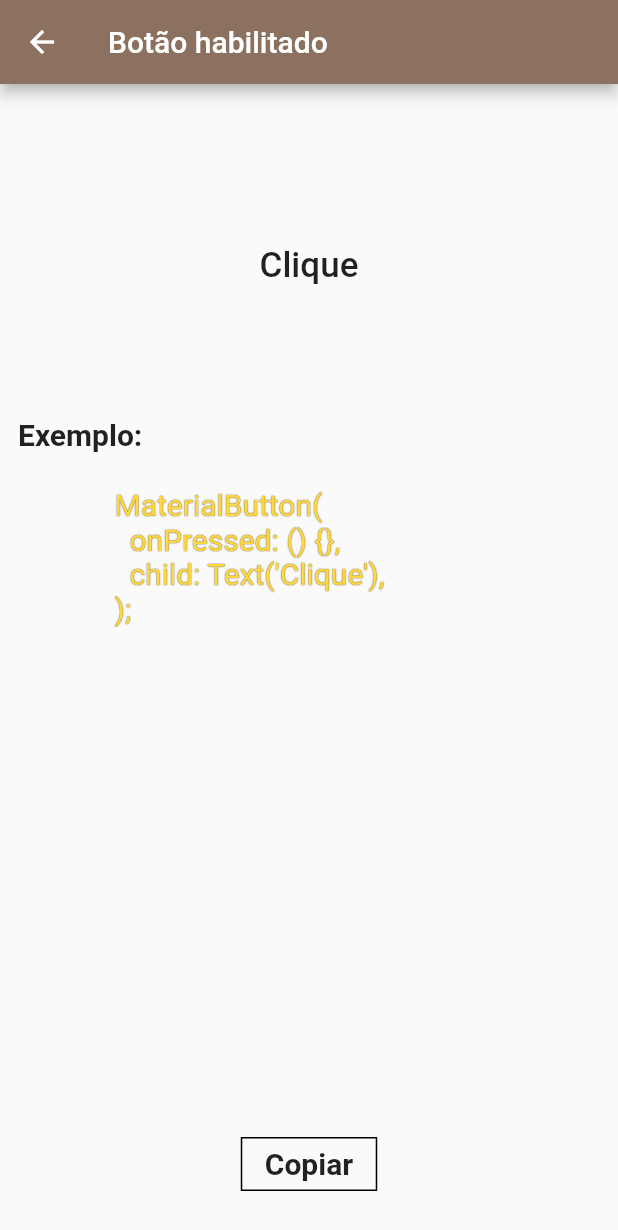
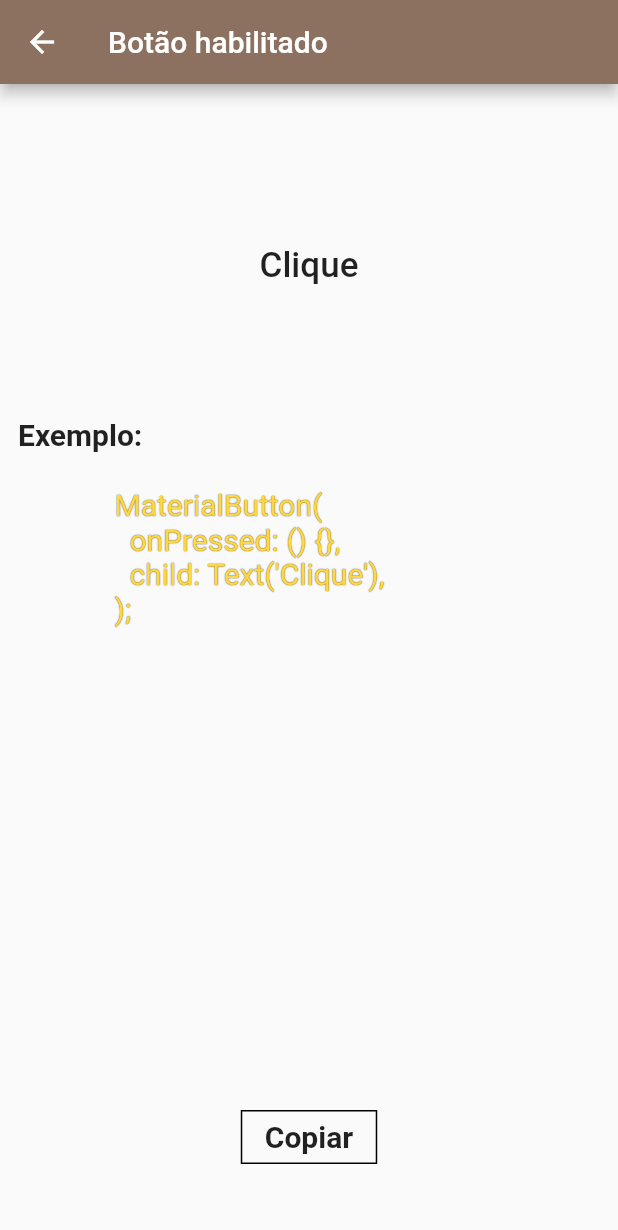
Before and after one commit to JulioCRFilho/storybook, a Flutter app: the screen it shows after launch, after a tap on "Botão habilitado", on a phone screen of 412 x 824 dp. Shown: the top 1230 px of the screen. Run offline on Flutter 3.47's test engine with Material 2 defaults, Android fonts, the phone set to English and light mode, and no system bars; network calls fail.

Commit message:
ajeitado copiar

```diff
--- a/lib/main.dart
+++ b/lib/main.dart
@@ -1,5 +1,4 @@
 import 'package:flutter/material.dart';
-import 'package:storybook/model/story_category.dart';
 import 'package:storybook/view/components_list.dart';
 
 void main() {
--- a/lib/view/component_view.dart
+++ b/lib/view/component_view.dart
@@ -1,4 +1,5 @@
 import 'package:flutter/material.dart';
+import 'package:storybook/main.dart';
 import 'package:storybook/model/story_model.dart';
 import 'package:storybook/presenter/component_view_presenter.dart';
 
@@ -71,13 +72,10 @@ class _ComponentViewState extends State<ComponentView> {
 
   Widget copyButton() {
     return Padding(
-      padding: const EdgeInsets.only(bottom: 24),
+      padding: const EdgeInsets.only(bottom: 42),
       child: MaterialButton(
-        onPressed: () => widget.copyToClipboard(widget.storyModel.code).then(
-              (value) => Scaffold.of(context).showBottomSheet(
-                (context) => const Text('Copiado para o Clipboard!'),
-              ),
-            ),
+        onPressed: () async =>
+            await widget.copyToClipboard(widget.storyModel.code, context),
         child: const Text(
           'Copiar',
           style: TextStyle(
--- a/lib/view/components_list.dart
+++ b/lib/view/components_list.dart
@@ -1,4 +1,5 @@
 import 'package:flutter/material.dart';
+import 'package:storybook/main.dart';
 import 'package:storybook/mock.dart';
 import 'package:storybook/model/story_category.dart';
 import 'package:storybook/model/story_model.dart';
```
Also changed, not shown: lib/presenter/component_view_presenter.dart (+6 -2 lines), 1 other file.
